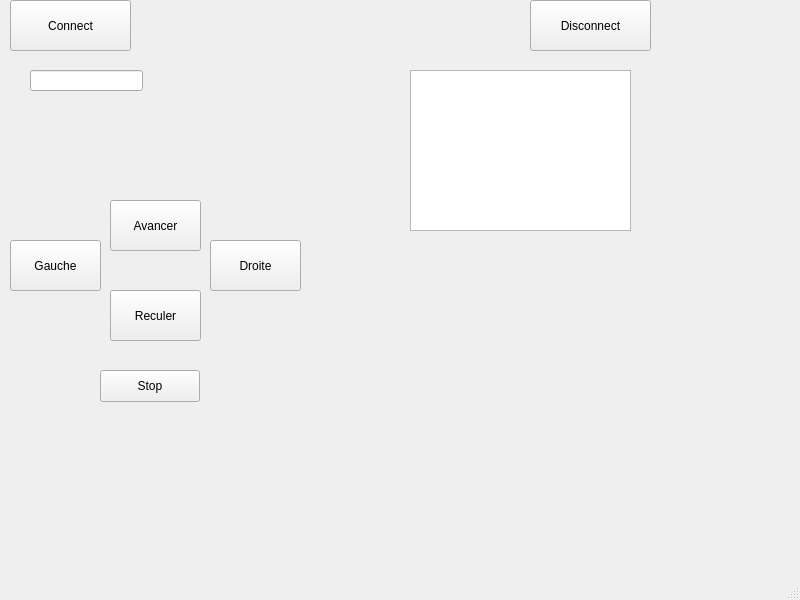
This is mainwindow.ui in Lasrabane/Projet_Wifibot as Qt 5 draws it before an edit. The edited form follows.
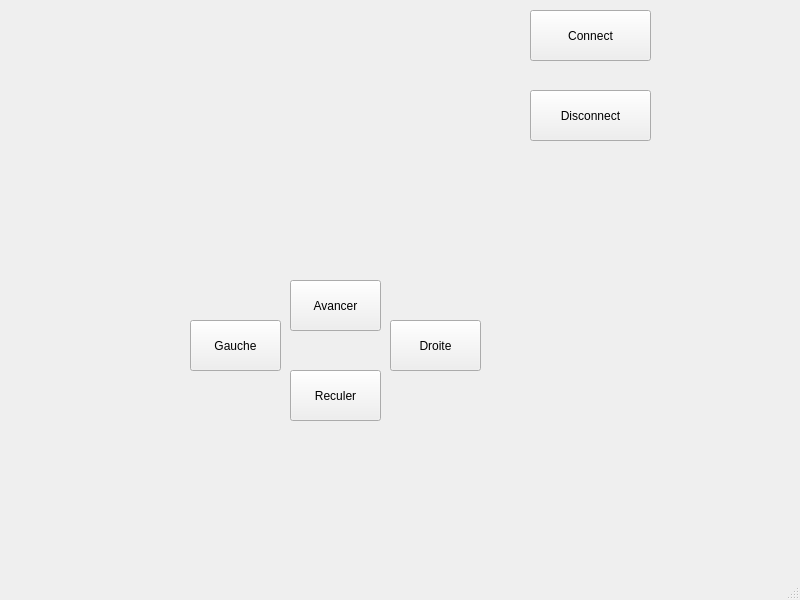
This is the edited form.

Commit message: Ajout de la caméra sur l'interface graphique

```diff
--- a/mainwindow.ui
+++ b/mainwindow.ui
@@ -17,8 +17,8 @@
    <widget class="QPushButton" name="avancerButton">
     <property name="geometry">
      <rect>
-      <x>110</x>
-      <y>200</y>
+      <x>290</x>
+      <y>280</y>
       <width>91</width>
       <height>51</height>
      </rect>
@@ -30,8 +30,8 @@
    <widget class="QPushButton" name="gaucheButton">
     <property name="geometry">
      <rect>
-      <x>10</x>
-      <y>240</y>
+      <x>190</x>
+      <y>320</y>
       <width>91</width>
       <height>51</height>
      </rect>
@@ -43,8 +43,8 @@
    <widget class="QPushButton" name="droiteButton">
     <property name="geometry">
      <rect>
-      <x>210</x>
-      <y>240</y>
+      <x>390</x>
+      <y>320</y>
       <width>91</width>
       <height>51</height>
      </rect>
@@ -56,8 +56,8 @@
    <widget class="QPushButton" name="reculerButton">
     <property name="geometry">
      <rect>
-      <x>110</x>
-      <y>290</y>
+      <x>290</x>
+      <y>370</y>
       <width>91</width>
       <height>51</height>
      </rect>
@@ -66,21 +66,11 @@
      <string>Reculer</string>
     </property>
    </widget>
-   <widget class="QTextEdit" name="textEdit">
-    <property name="geometry">
-     <rect>
-      <x>410</x>
-      <y>70</y>
-      <width>221</width>
-      <height>161</height>
-     </rect>
-    </property>
-   </widget>
    <widget class="QPushButton" name="disconnect_button">
     <property name="geometry">
      <rect>
       <x>530</x>
-      <y>0</y>
+      <y>90</y>
       <width>121</width>
       <height>51</height>
      </rect>
@@ -92,8 +82,8 @@
    <widget class="QPushButton" name="connectButton">
     <property name="geometry">
      <rect>
-      <x>10</x>
-      <y>0</y>
+      <x>530</x>
+      <y>10</y>
       <width>121</width>
       <height>51</height>
      </rect>
@@ -102,29 +92,6 @@
      <string>Connect</string>
     </property>
    </widget>
-   <widget class="QLineEdit" name="vitesse_robot">
-    <property name="geometry">
-     <rect>
-      <x>30</x>
-      <y>70</y>
-      <width>113</width>
-      <height>21</height>
-     </rect>
-    </property>
-   </widget>
-   <widget class="QPushButton" name="pushButton">
-    <property name="geometry">
-     <rect>
-      <x>100</x>
-      <y>370</y>
-      <width>100</width>
-      <height>32</height>
-     </rect>
-    </property>
-    <property name="text">
-     <string>Stop</string>
-    </property>
-   </widget>
   </widget>
   <widget class="QMenuBar" name="menubar">
    <property name="geometry">
```
The commit also changes 6 other files.
